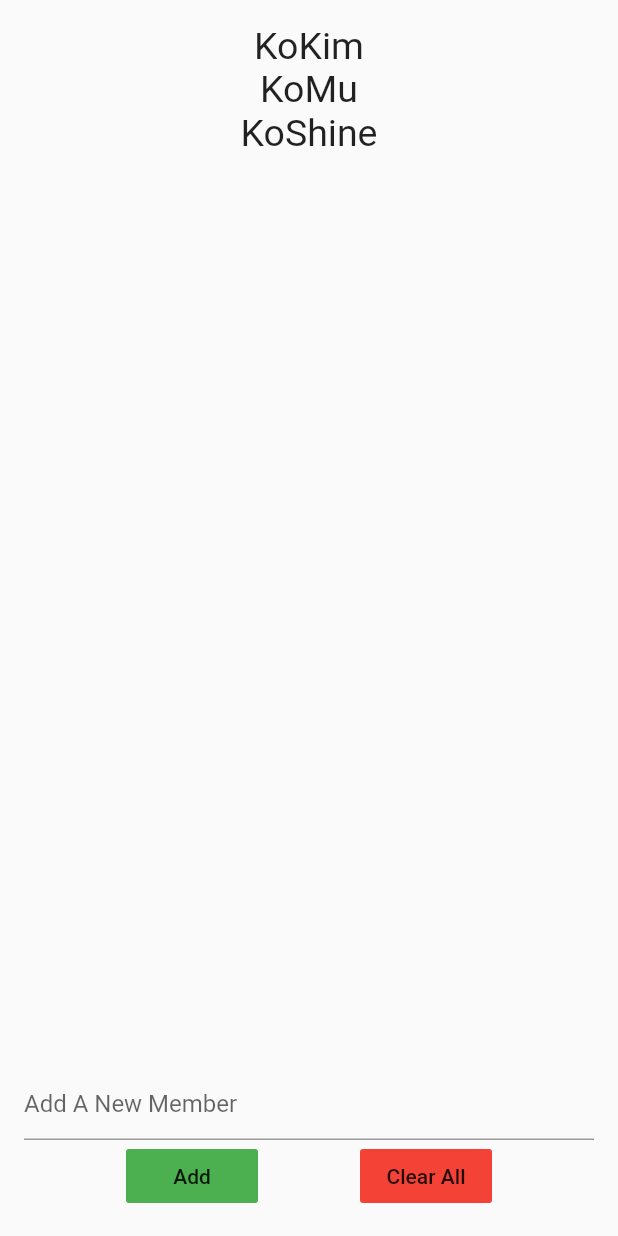
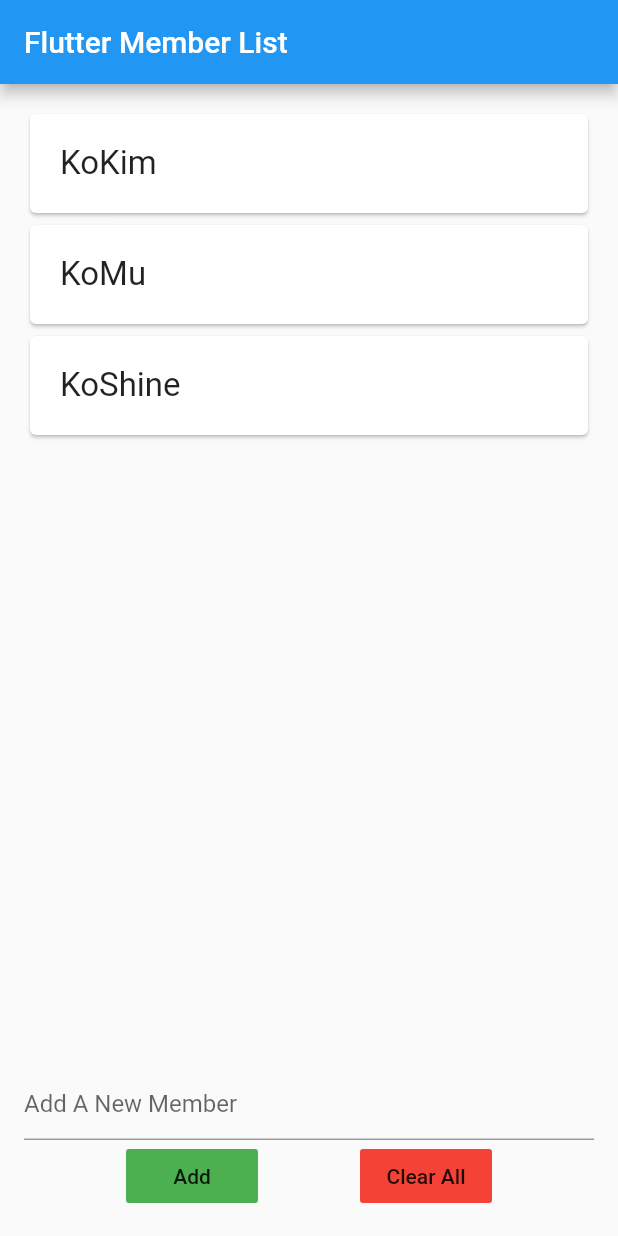
Before and after one commit to KoKim2020/flutter_playground, a Flutter app: the screen it shows after launch, on a phone screen of 412 x 824 dp. Run offline on Flutter 3.47's test engine with Material 2 defaults, Android fonts, the phone set to English and light mode, and no system bars.

Commit message:
flutter member list

```diff
--- a/lib/screens/EligiblityScreen.dart
+++ b/lib/screens/EligiblityScreen.dart
@@ -17,6 +17,11 @@ class EligiblityScreen extends StatelessWidget {
       builder: (context) {
         return Scaffold(
           body:  Test(ageController: ageController, memberController: memberController),
+          appBar: AppBar(
+            title: Text(
+              'Flutter Member List'
+            ),
+          ),
         );
       },
     );
@@ -37,7 +42,7 @@ class Test extends StatelessWidget {
   Widget build(BuildContext context) {
     return Container(
       padding: EdgeInsets.all(16),
-      child: Form(child: Consumer<MemberProvider>(
+      child: Consumer<MemberProvider>(
         builder: (context, provider, child) {
           return Column(
             mainAxisAlignment: MainAxisAlignment.spaceEvenly,
@@ -79,7 +84,7 @@ class Test extends StatelessWidget {
             ],
           );
         },
-      )),
+      ),
     );
   }
 }
--- a/lib/widgets/member_list.dart
+++ b/lib/widgets/member_list.dart
@@ -1,27 +1,27 @@
 import 'package:flutter/material.dart';
 import 'package:flutter_app/states/MemberProvider.dart';
 import 'package:provider/provider.dart';
-
 
 class MemberList extends StatelessWidget {
   @override
   Widget build(BuildContext context) {
     return Consumer<MemberProvider>(builder: (context, provider, child) {
-      final List<String> entries = provider.getMemberList();
+      final List<String> members = provider.getMemberList();
       return Expanded(
-          child: ListView.builder(
-              itemCount: entries.length,
-              itemBuilder: (BuildContext context, int index) {
-                return Center(
-                  child: Text(
-                    entries[index],
-                    style: TextStyle(
-                        fontSize: 25
-                    ),
-                  ),
-                );
-              }
-          )
+        child: ListView.builder(
+          itemCount: members.length,
+          itemBuilder: (context, int index) {
+            return Card(
+              child: Padding(
+                padding: const EdgeInsets.all(20.0),
+                child: Text(
+                  members[index],
+                  style: TextStyle(fontSize: 22.0),
+                ),
+              ),
+            );
+          },
+        ),
       );
     });
   }
```
